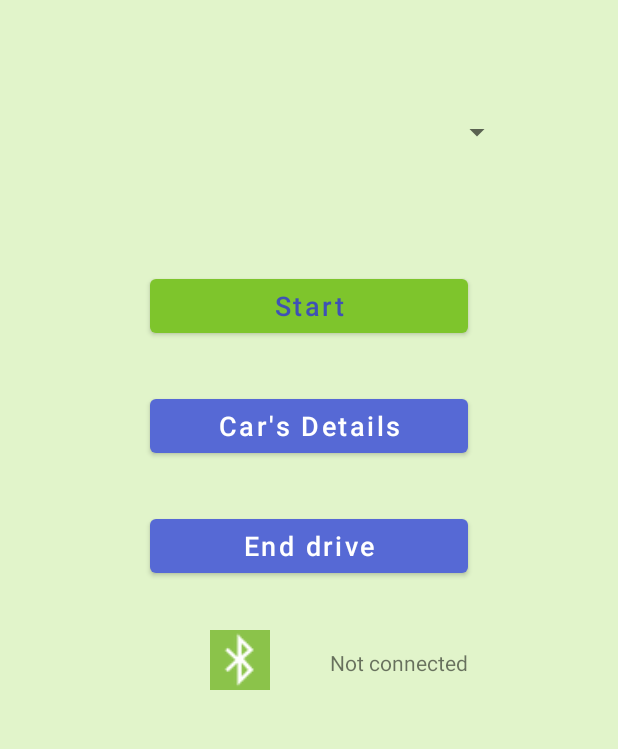
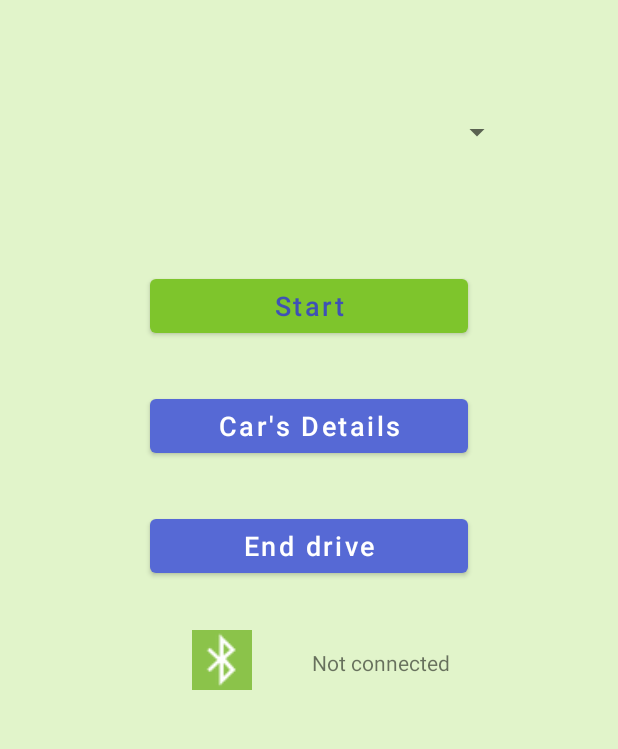
Before and after one commit to EE-Drive/EE-Drive-Client, an Android app: the screen it shows after launch (MainActivity), on a phone screen of 412 x 824 dp, the part 231-980 px from its top. Run offline under Robolectric (Android 15) with nearby library versions, the phone set to English and light mode, and no system bars; our stand-ins replace Room's generated code, navigation-ui; libraries missing offline, so code that uses them is left out: com.github.pires.obd.

```diff
--- a/app/src/main/res/layout/fragment_main_screen.xml
+++ b/app/src/main/res/layout/fragment_main_screen.xml
@@ -106,8 +106,8 @@
         android:id="@+id/main_obd_btn"
         android:layout_width="40dp"
         android:layout_height="40dp"
-        android:layout_marginStart="140dp"
-        android:layout_marginLeft="140dp"
+        android:layout_marginStart="128dp"
+        android:layout_marginLeft="128dp"
         android:layout_marginTop="32dp"
         android:background="#8BC34A"
         android:scaleType="fitCenter"
```
